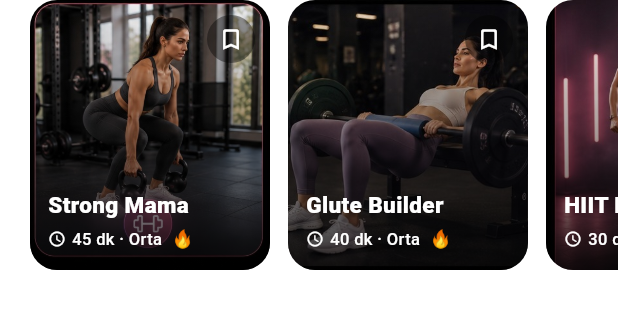
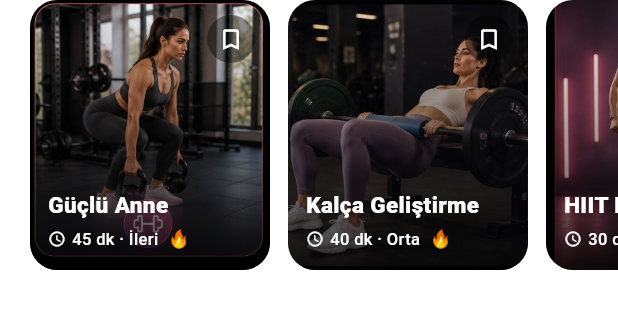
Before and after one commit to Batuhan4/fitmama, a Flutter app: the _FeaturedRow widget shown alone on an empty page, opened directly, on a phone screen of 412 x 824 dp. Shown: the top 309 px of the screen. Run offline on Flutter 3.47's test engine with Material 3 defaults, Android fonts, the phone set to English and light mode, and no system bars; our stand-ins replace cloud_firestore, firebase_auth, firebase_core, fl_chart, flutter_local_notifications, go_router and 5 more; missing offline and left inert: home_widget; accounts and stored records are empty; Roboto replaces fonts that are missing (SF Pro Text).

Commit message:
fix(programs): Hemen başla button no longer disabled on unknown ids
- Featured row cards (Güçlü Anne / Kalça Geliştirme / HIIT Burn) now
  carry their real catalog ids instead of slugifying titles into
  invalid paths like /programs/strong%20mama, which produced a null
  program in WorkoutDetailScreen and silently disabled the button
- WorkoutDetailScreen falls back to the first catalog program when an
  unknown id arrives, so the Start button is always actionable

Co-Authored-By: Claude Opus 4.7 (1M context) <noreply@anthropic.com>

```diff
--- a/lib/ui/features/programs/programs_screen.dart
+++ b/lib/ui/features/programs/programs_screen.dart
@@ -664,11 +664,11 @@ class _FeaturedRow extends StatelessWidget {
   @override
   Widget build(BuildContext context) {
     final items = const [
-      _Featured('Strong Mama', '45 dk · Orta',
+      _Featured('guclu-anne', 'Güçlü Anne', '45 dk · İleri',
           'assets/images/workouts/kettlebell_squat.jpg'),
-      _Featured('Glute Builder', '40 dk · Orta',
+      _Featured('kalca-gelistirme', 'Kalça Geliştirme', '40 dk · Orta',
           'assets/images/workouts/barbell_hip_thrust.jpg'),
-      _Featured('HIIT Burn', '30 dk · İleri',
+      _Featured('hiit-burn', 'HIIT Burn', '30 dk · İleri',
           'assets/images/workouts/cardio_kick.jpg'),
     ];
     return SizedBox(
@@ -685,7 +685,8 @@ class _FeaturedRow extends StatelessWidget {
 }
 
 class _Featured {
-  const _Featured(this.title, this.meta, this.image);
+  const _Featured(this.id, this.title, this.meta, this.image);
+  final String id;
   final String title;
   final String meta;
   final String image;
@@ -701,7 +702,7 @@ class _FeaturedCard extends StatelessWidget {
       width: 160,
       child: InkWell(
         onTap: () => GoRouter.of(context).push(
-            '/programs/${Uri.encodeComponent(item.title.toLowerCase())}?title=${Uri.encodeComponent(item.title)}'),
+            '/programs/${item.id}?title=${Uri.encodeComponent(item.title)}'),
         borderRadius: BorderRadius.circular(AppTheme.cardRadius),
         child: ClipRRect(
           borderRadius: BorderRadius.circular(AppTheme.cardRadius),
```
Also changed, not shown: lib/ui/features/programs/workout_detail_screen.dart (+20 -20 lines).
